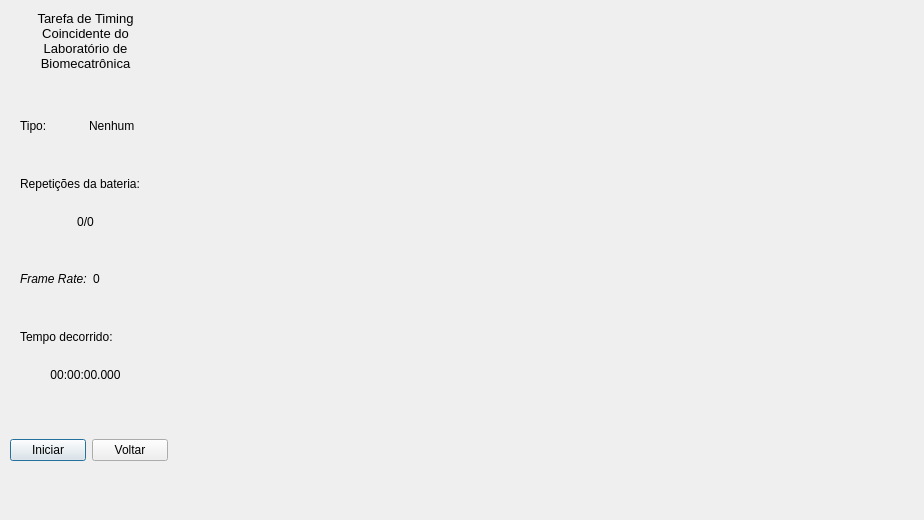
pasteolitoes/coincidenttiming, file taskwindow.ui: the form before one commit.
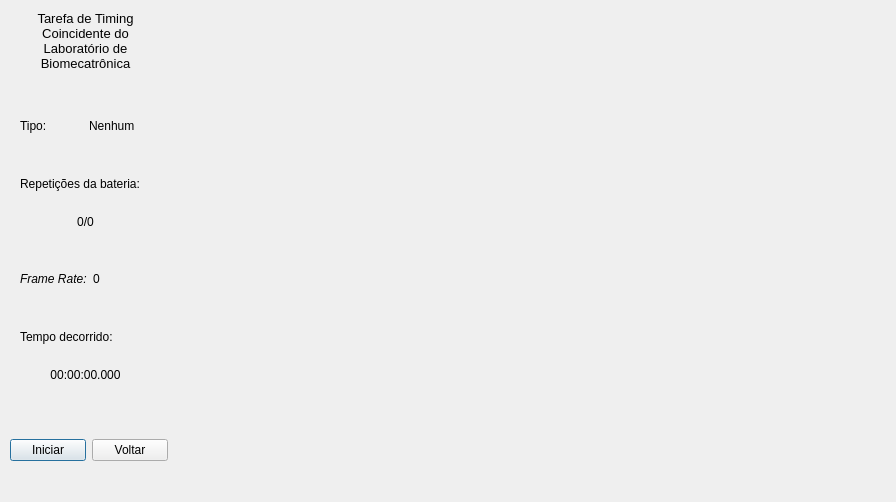
The form after the commit.

Patch:
```diff
--- a/taskwindow.ui
+++ b/taskwindow.ui
@@ -6,8 +6,8 @@
    <rect>
     <x>0</x>
     <y>0</y>
-    <width>924</width>
-    <height>520</height>
+    <width>896</width>
+    <height>502</height>
    </rect>
   </property>
   <property name="windowTitle">
```
